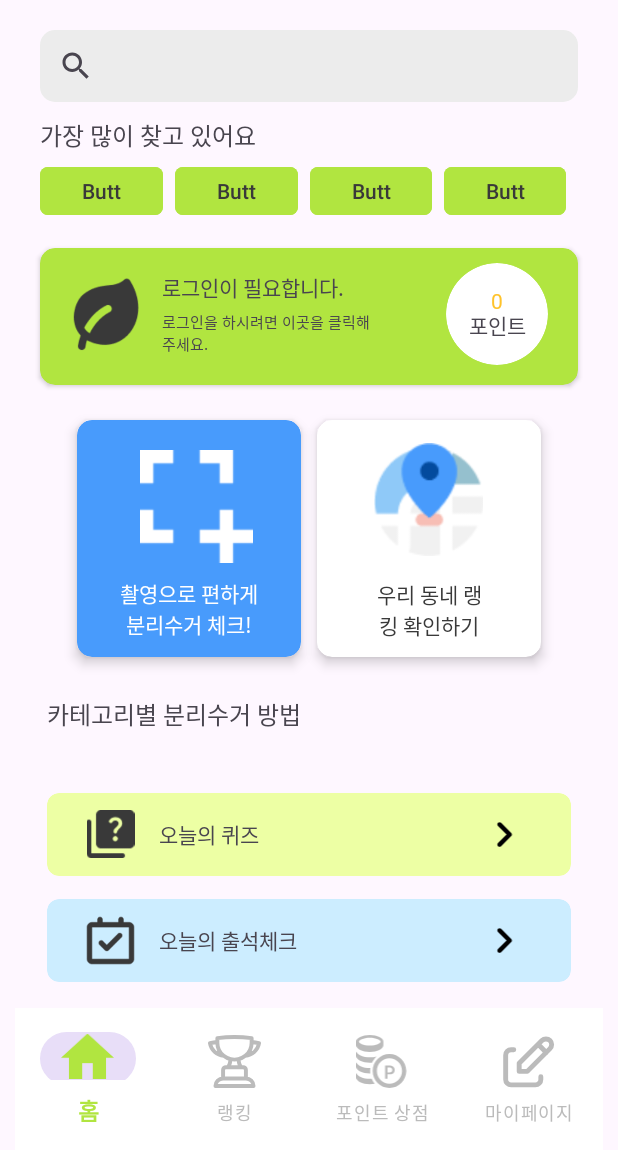
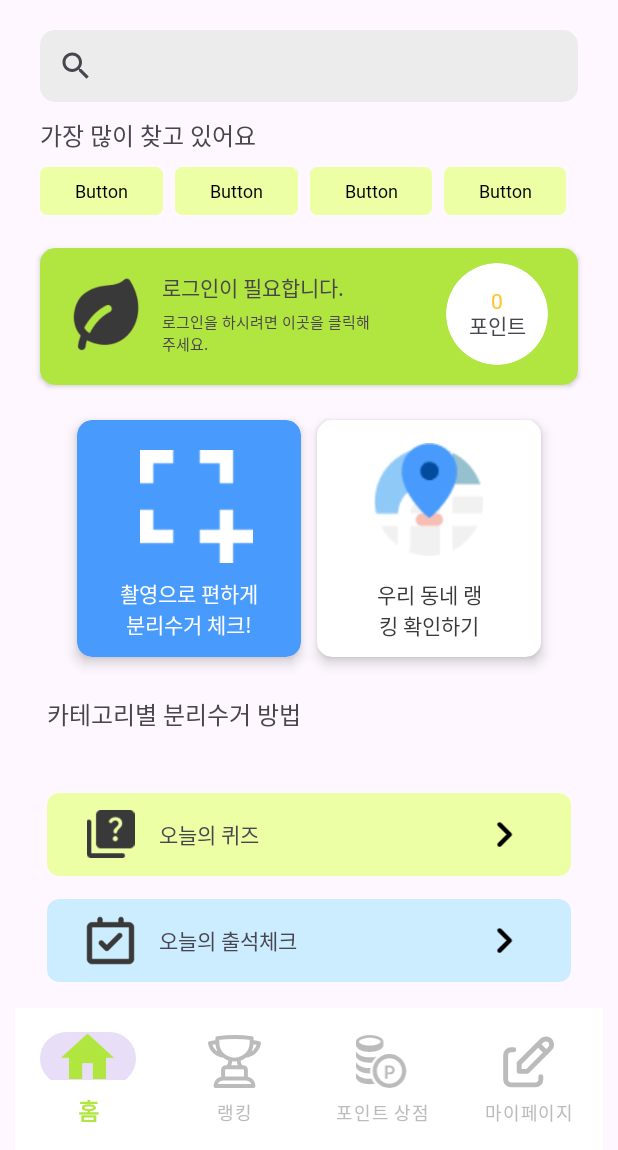
Before and after one commit to zzzezzz/JOOSULSA, an Android app: the screen it shows after launch (MainActivity), on a phone screen of 412 x 824 dp, the part 86-1236 px from its top. Run offline under Robolectric (Android 15) with nearby library versions, the phone set to English and light mode, and no system bars; our stand-ins replace Volley; network calls fail.

Commit message:
가장많이 찾고있어요 처리

```diff
--- a/app/src/main/java/com/example/joosulsa/fragment/HomeFragment.java
+++ b/app/src/main/java/com/example/joosulsa/fragment/HomeFragment.java
@@ -30,6 +30,7 @@ import android.view.LayoutInflater;
 import android.view.MotionEvent;
 import android.view.View;
 import android.view.ViewGroup;
+import android.widget.TextView;
 import android.widget.Toast;
 
 import com.android.volley.AuthFailureError;
@@ -41,7 +42,6 @@ import com.android.volley.toolbox.JsonArrayRequest;
 import com.android.volley.toolbox.StringRequest;
 import com.android.volley.toolbox.Volley;
 import com.example.joosulsa.CheckActivity;
-import com.example.joosulsa.CheckPopupActivity;
 import com.example.joosulsa.LoginActivity;
 import com.example.joosulsa.QuizActivity;
 import com.example.joosulsa.QuizClosePopup;
@@ -62,6 +62,7 @@ import java.text.SimpleDateFormat;
 import java.util.ArrayList;
 import java.util.Date;
 import java.util.HashMap;
+import java.util.List;
 import java.util.Map;
 import java.util.Random;
 
@@ -87,6 +88,8 @@ public class HomeFragment extends Fragment {
     private String cateUrl = "http://192.168.219.62:8089/category";
     private String falseUrl = "http://192.168.219.62:8089/makeFalse";
     private String trueUrl = "http://192.168.219.62:8089/makeTrue";
+    // 조회수 뽑아주는 링크
+    private String mainViewsUrl = "http://192.168.219.42:8089/mainViews";
 
 
     int postMethod = Request.Method.POST;
@@ -167,6 +170,11 @@ public class HomeFragment extends Fragment {
 
         Intent afterUserInputIntent = getActivity().getIntent();
         String checkUserInputNick = afterUserInputIntent.getStringExtra("userNick");
+
+
+        // 가장 많이 찾고 있어요 조회수 값 가져오는 메소드
+        mainViews();
+
 
         // 회원정보창 이벤트
         if (autoId!=null && autoPw!=null) {
@@ -577,14 +585,74 @@ public class HomeFragment extends Fragment {
             e.printStackTrace();
         }
 
+    }
+
+    // 조회수별 출력
+    private void mainViews(){
+
+        StringRequest request = new StringRequest(
+                postMethod,
+                mainViewsUrl,
+                new Response.Listener<String>() {
+                    @Override
+                    public void onResponse(String response) {
+                        Log.d("오시나요", response);
+                        mainViewsDataHandle(response);
+                    }
+                }, new Response.ErrorListener() {
+            @Override
+            public void onErrorResponse(VolleyError error) {
+                Log.d("안옴", "안온다고");
+            }
+        }
+        ){
+            @Nullable
+            @Override
+            protected Map<String, String> getParams() throws AuthFailureError {
+                Map<String, String> param = new HashMap<>();
+                return param;
+            }
+        };
+
+        requestQueue.add(request);
+    }
+
+    private void mainViewsDataHandle(String response) {
+
+        try {
+            JSONArray jsonArray = new JSONArray(response);
+
+            // 각 trashName의 실제 값 리스트
+            List<String> trashNameValueList = new ArrayList<>();
+
+            // JSON 배열을 순회하며 데이터 추출
+            for (int i = 0; i < jsonArray.length(); i++) {
+                JSONObject trashNameData = jsonArray.getJSONObject(i);
+                String trashNameValue = trashNameData.getString("trashName");
 
 
+                // Log.d("데이터 확인", trashNameValue.toString());
 
+                // 추출한 데이터를 리스트에 추가
+                trashNameValueList.add(trashNameValue);
+            }
 
+            Log.d("조회값", trashNameValueList.toString());
+            // 각 해시태그에 trashNameValueList에 담긴 값 넣어주기
+            TextView trashNameTextView1 = getView().findViewById(R.id.hashtag1);
+            TextView trashNameTextView2 = getView().findViewById(R.id.hashtag2);
+            TextView trashNameTextView3 = getView().findViewById(R.id.hashtag3);
+            TextView trashNameTextView4 = getView().findViewById(R.id.hashtag4);
 
+            trashNameTextView1.setText(trashNameValueList.get(0));
+            trashNameTextView2.setText(trashNameValueList.get(1));
+            trashNameTextView3.setText(trashNameValueList.get(2));
+            trashNameTextView4.setText(trashNameValueList.get(3));
+
+            // 나머지 로직 계속 작성
+        } catch (JSONException e) {
+            throw new RuntimeException(e);
+        }
     }
 
-
-
-
 }
--- a/app/src/main/res/layout/fragment_home.xml
+++ b/app/src/main/res/layout/fragment_home.xml
@@ -76,47 +76,63 @@
                 android:orientation="horizontal">
 
                 <Button
-                    android:id="@+id/hashtag01"
+                    android:id="@+id/hashtag1"
                     android:layout_width="90dp"
                     android:layout_height="40dp"
                     android:layout_marginRight="8dp"
                     android:layout_weight="1"
-                    android:backgroundTint="@color/main"
+                    android:backgroundTint="@color/subYellow"
+                    android:fontFamily="@font/pretendard_bold"
+                    android:paddingLeft="0dp"
+                    android:paddingRight="0dp"
                     android:text="Button"
-                    android:textColor="@color/text"
+                    android:textColor="@color/black"
+                    android:textSize="12sp"
                     app:cornerRadius="5dp" />
 
                 <Button
-                    android:id="@+id/hashtag02"
+                    android:id="@+id/hashtag2"
                     android:layout_width="90dp"
                     android:layout_height="40dp"
                     android:layout_marginRight="8dp"
                     android:layout_weight="1"
-                    android:backgroundTint="@color/main"
+                    android:backgroundTint="@color/subYellow"
+                    android:fontFamily="@font/pretendard_bold"
+                    android:paddingLeft="0dp"
+                    android:paddingRight="0dp"
                     android:text="Button"
-                    android:textColor="@color/text"
+                    android:textColor="@color/black"
+                    android:textSize="12sp"
                     app:cornerRadius="5dp" />
 
                 <Button
-                    android:id="@+id/hashtag03"
+                    android:id="@+id/hashtag3"
                     android:layout_width="90dp"
                     android:layout_height="40dp"
                     android:layout_marginRight="8dp"
                     android:layout_weight="1"
-                    android:backgroundTint="@color/main"
+                    android:backgroundTint="@color/subYellow"
+                    android:fontFamily="@font/pretendard_bold"
+                    android:paddingLeft="0dp"
+                    android:paddingRight="0dp"
                     android:text="Button"
-                    android:textColor="@color/text"
+                    android:textColor="@color/black"
+                    android:textSize="12sp"
                     app:cornerRadius="5dp" />
 
                 <Button
-                    android:id="@+id/hashtag04"
+                    android:id="@+id/hashtag4"
                     android:layout_width="90dp"
                     android:layout_height="40dp"
                     android:layout_marginRight="8dp"
                     android:layout_weight="1"
-                    android:backgroundTint="@color/main"
+                    android:backgroundTint="@color/subYellow"
+                    android:fontFamily="@font/pretendard_bold"
+                    android:paddingLeft="0dp"
+                    android:paddingRight="0dp"
                     android:text="Button"
-                    android:textColor="@color/text"
+                    android:textColor="@color/black"
+                    android:textSize="12sp"
                     app:cornerRadius="5dp" />
 
             </LinearLayout>
```
